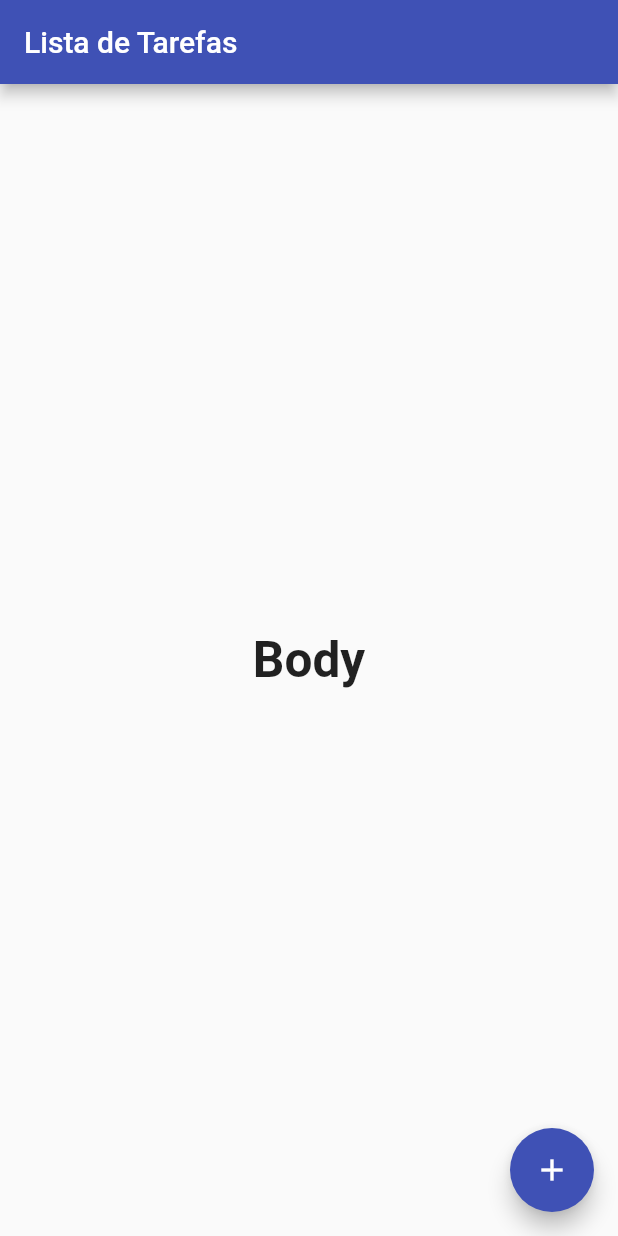
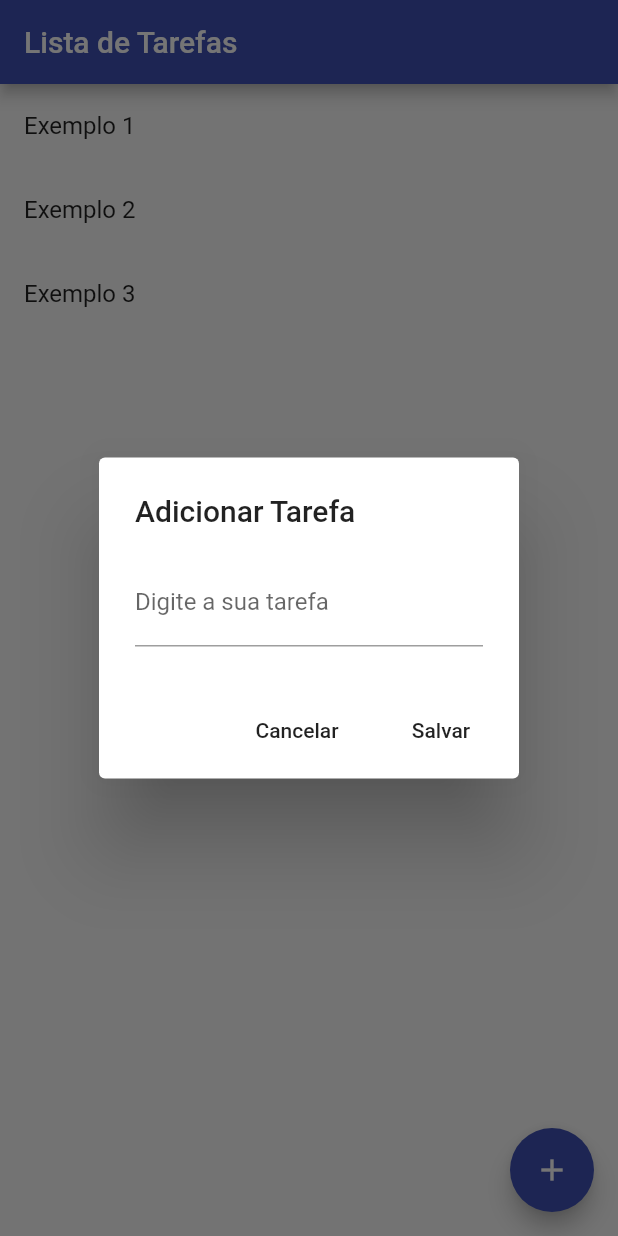
Before and after one commit to danielperesjr/lista-tarefas-flutter, a Flutter app: the screen it shows after launch, after a tap on the "add" icon, on a phone screen of 412 x 824 dp. Run offline on Flutter 3.47's test engine with Material 2 defaults, Android fonts, the phone set to English and light mode, and no system bars.

Commit message:
style: add FloatingActionButton, AlertDialog, ListView

```diff
--- a/lib/Home.dart
+++ b/lib/Home.dart
@@ -8,6 +8,9 @@ class Home extends StatefulWidget {
 }
 
 class _HomeState extends State<Home> {
+
+  List _taskList = ["Exemplo 1", "Exemplo 2", "Exemplo 3"];
+
   @override
   Widget build(BuildContext context) {
     return Scaffold(
@@ -19,19 +22,49 @@ class _HomeState extends State<Home> {
       floatingActionButton: FloatingActionButton(
         child: Icon(Icons.add),
         backgroundColor: Colors.indigo,
-        onPressed: (){},
+        onPressed: (){
+           showDialog(
+              context: context,
+              builder: (context){
+                return AlertDialog(
+                  title: Text("Adicionar Tarefa"),
+                  content: TextField(
+                    decoration: InputDecoration(
+                      labelText: "Digite a sua tarefa"
+                    ),
+                    onChanged: (text){
+
+                    },
+                  ),
+                  actions: [
+                    MaterialButton(
+                      child: Text("Cancelar"),
+                      onPressed:() => Navigator.pop(context),
+                    ),
+                    MaterialButton(
+                        child: Text("Salvar"),
+                      onPressed:(){
+                        Navigator.pop(context);
+                      }
+                    ),
+                  ],
+                );
+              }
+          );
+        },
       ),
       body: Column(
         mainAxisAlignment: MainAxisAlignment.spaceEvenly,
         children: [
-          Center(
-            child: Text(
-              "Body",
-              style: TextStyle(
-                  fontSize: 33,
-                  fontWeight: FontWeight.bold
-              ),
-            ),
+          Expanded(
+              child: ListView.builder(
+                itemCount: _taskList.length,
+                  itemBuilder: (context, index){
+                    return ListTile(
+                      title: Text(_taskList[index]),
+                    );
+                  }
+              )
           ),
         ],
       ),
```
